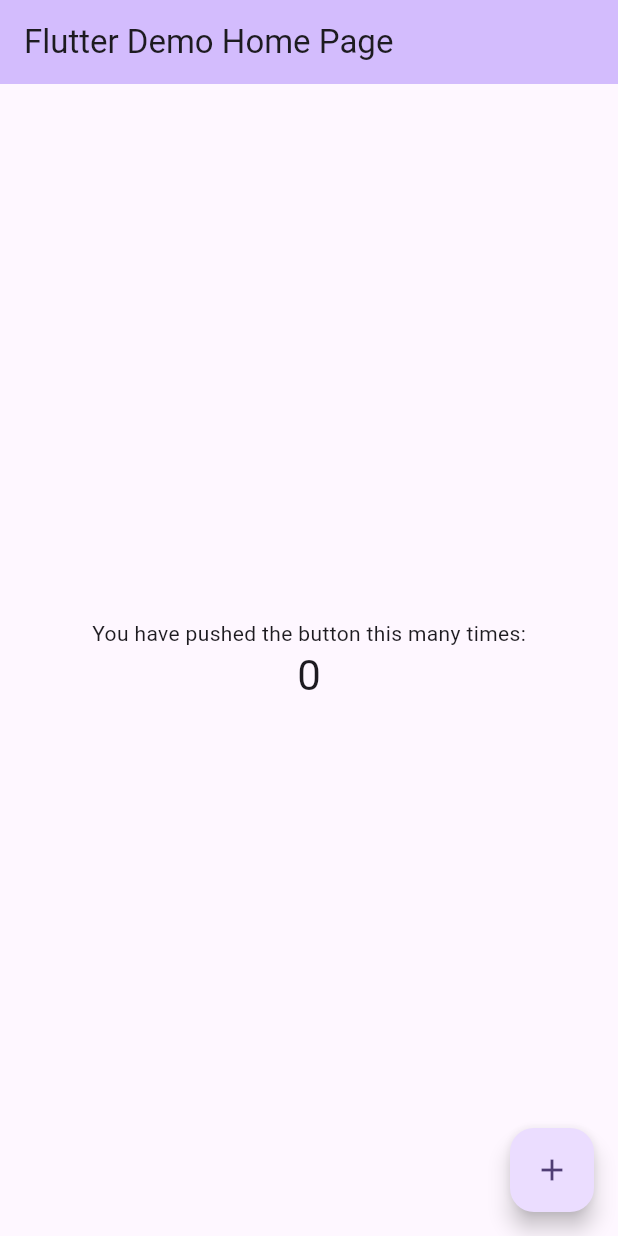
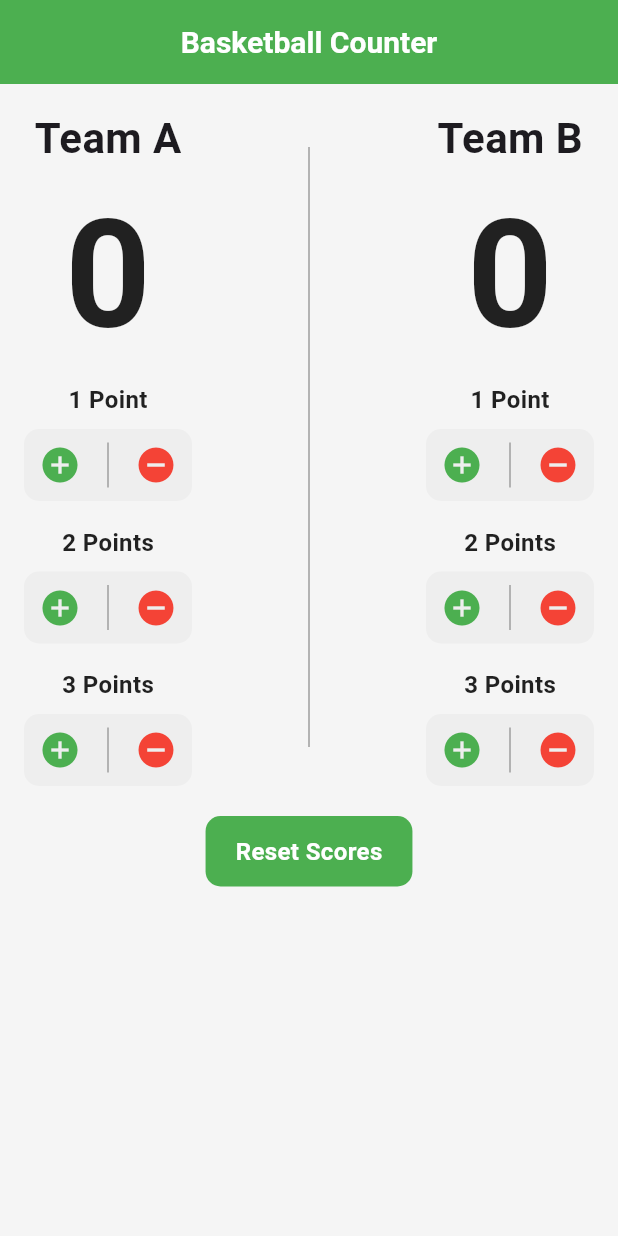
Before and after one commit to Korya25/basketball_counter_app, a Flutter app: the screen it shows after launch, on a phone screen of 412 x 824 dp. Run offline on Flutter 3.47's test engine with Material 3 defaults, Android fonts, the phone set to English and light mode, and no system bars.

Commit message:
add TeamS Sections and buttons

```diff
--- a/lib/main.dart
+++ b/lib/main.dart
@@ -1,125 +1,22 @@
+import 'package:basketball_counter_app/screens/counter_screen.dart';
 import 'package:flutter/material.dart';
 
 void main() {
-  runApp(const MyApp());
+  runApp(const BasketballCounterApp());
 }
 
-class MyApp extends StatelessWidget {
-  const MyApp({super.key});
+class BasketballCounterApp extends StatelessWidget {
+  const BasketballCounterApp({super.key});
 
-  // This widget is the root of your application.
   @override
   Widget build(BuildContext context) {
     return MaterialApp(
-      title: 'Flutter Demo',
+      debugShowCheckedModeBanner: false,
+      title: 'Basketball Counter',
       theme: ThemeData(
-        // This is the theme of your application.
-        //
-        // TRY THIS: Try running your application with "flutter run". You'll see
-        // the application has a purple toolbar. Then, without quitting the app,
-        // try changing the seedColor in the colorScheme below to Colors.green
-        // and then invoke "hot reload" (save your changes or press the "hot
-        // reload" button in a Flutter-supported IDE, or press "r" if you used
-        // the command line to start the app).
-        //
-        // Notice that the counter didn't reset back to zero; the application
-        // state is not lost during the reload. To reset the state, use hot
-        // restart instead.
-        //
-        // This works for code too, not just values: Most code changes can be
-        // tested with just a hot reload.
-        colorScheme: ColorScheme.fromSeed(seedColor: Colors.deepPurple),
-        useMaterial3: true,
+        primarySwatch: Colors.orange,
       ),
-      home: const MyHomePage(title: 'Flutter Demo Home Page'),
+      home: const CounterScreen(),
     );
   }
 }
-
-class MyHomePage extends StatefulWidget {
-  const MyHomePage({super.key, required this.title});
-
-  // This widget is the home page of your application. It is stateful, meaning
-  // that it has a State object (defined below) that contains fields that affect
-  // how it looks.
-
-  // This class is the configuration for the state. It holds the values (in this
-  // case the title) provided by the parent (in this case the App widget) and
-  // used by the build method of the State. Fields in a Widget subclass are
-  // always marked "final".
-
-  final String title;
-
-  @override
-  State<MyHomePage> createState() => _MyHomePageState();
-}
-
-class _MyHomePageState extends State<MyHomePage> {
-  int _counter = 0;
-
-  void _incrementCounter() {
-    setState(() {
-      // This call to setState tells the Flutter framework that something has
-      // changed in this State, which causes it to rerun the build method below
-      // so that the display can reflect the updated values. If we changed
-      // _counter without calling setState(), then the build method would not be
-      // called again, and so nothing would appear to happen.
-      _counter++;
-    });
-  }
-
-  @override
-  Widget build(BuildContext context) {
-    // This method is rerun every time setState is called, for instance as done
-    // by the _incrementCounter method above.
-    //
-    // The Flutter framework has been optimized to make rerunning build methods
-    // fast, so that you can just rebuild anything that needs updating rather
-    // than having to individually change instances of widgets.
-    return Scaffold(
-      appBar: AppBar(
-        // TRY THIS: Try changing the color here to a specific color (to
-        // Colors.amber, perhaps?) and trigger a hot reload to see the AppBar
-        // change color while the other colors stay the same.
-        backgroundColor: Theme.of(context).colorScheme.inversePrimary,
-        // Here we take the value from the MyHomePage object that was created by
-        // the App.build method, and use it to set our appbar title.
-        title: Text(widget.title),
-      ),
-      body: Center(
-        // Center is a layout widget. It takes a single child and positions it
-        // in the middle of the parent.
-        child: Column(
-          // Column is also a layout widget. It takes a list of children and
-          // arranges them vertically. By default, it sizes itself to fit its
-          // children horizontally, and tries to be as tall as its parent.
-          //
-          // Column has various properties to control how it sizes itself and
-          // how it positions its children. Here we use mainAxisAlignment to
-          // center the children vertically; the main axis here is the vertical
-          // axis because Columns are vertical (the cross axis would be
-          // horizontal).
-          //
-          // TRY THIS: Invoke "debug painting" (choose the "Toggle Debug Paint"
-          // action in the IDE, or press "p" in the console), to see the
-          // wireframe for each widget.
-          mainAxisAlignment: MainAxisAlignment.center,
-          children: <Widget>[
-            const Text(
-              'You have pushed the button this many times:',
-            ),
-            Text(
-              '$_counter',
-              style: Theme.of(context).textTheme.headlineMedium,
-            ),
-          ],
-        ),
-      ),
-      floatingActionButton: FloatingActionButton(
-        onPressed: _incrementCounter,
-        tooltip: 'Increment',
-        child: const Icon(Icons.add),
-      ), // This trailing comma makes auto-formatting nicer for build methods.
-    );
-  }
-}
--- /dev/null
+++ b/lib/screens/counter_screen.dart
@@ -0,0 +1,268 @@
+import 'package:flutter/material.dart';
+
+class CounterScreen extends StatefulWidget {
+  const CounterScreen({super.key});
+
+  @override
+  State<CounterScreen> createState() => _CounterScreenState();
+}
+
+class _CounterScreenState extends State<CounterScreen> {
+  // Define a consistent color scheme
+  static const Color primaryColor = Color(0xFF4CAF50); // Green
+  static const Color backgroundColor = Color(0xFFF5F5F5);
+  static const Color dialogBackgroundColor =
+      Color(0xFF263238); // Dark grey-blue
+  static const Color textColor = Colors.white;
+  static const Color scoreTextColor = Colors.black87;
+  static const Color buttonTextColor = Colors.white;
+  static const Color dividerColor = Colors.grey;
+  static const Color addIconColor = Colors.green;
+  static const Color removeIconColor = Colors.red;
+
+  // Variables to store scores for each team
+  int teamAScore = 0;
+  int teamBScore = 0;
+
+  // Increment or decrement the score of the specified team
+  void updateScore(String team, int points) {
+    setState(() {
+      if (team == 'A') {
+        teamAScore = (teamAScore + points).clamp(0, double.infinity).toInt();
+      } else {
+        teamBScore = (teamBScore + points).clamp(0, double.infinity).toInt();
+      }
+    });
+  }
+
+  // Reset scores for both teams
+  void resetScores() {
+    if (teamAScore != 0 || teamBScore != 0) {
+      showDialog(
+        context: context,
+        builder: (context) => AlertDialog(
+          backgroundColor: dialogBackgroundColor,
+          content: const Text(
+            "Are you sure you want to reset the scores?",
+            textAlign: TextAlign.center,
+            style: TextStyle(
+              color: textColor,
+              fontWeight: FontWeight.w400,
+              fontSize: 18,
+            ),
+          ),
+          actions: [
+            TextButton(
+              onPressed: () => Navigator.pop(context), // Close dialog
+              child: const Text(
+                "Cancel",
+                style: TextStyle(color: Colors.blue),
+              ),
+            ),
+            TextButton(
+              onPressed: () {
+                setState(() {
+                  teamAScore = 0;
+                  teamBScore = 0;
+                });
+                Navigator.pop(context); // Reset and close dialog
+              },
+              child: const Text(
+                "Reset",
+                style: TextStyle(color: Colors.blue),
+              ),
+            ),
+          ],
+        ),
+      );
+    } else {
+      showDialog(
+        context: context,
+        builder: (context) => AlertDialog(
+          backgroundColor: dialogBackgroundColor,
+          content: const Text(
+            "No points to remove",
+            textAlign: TextAlign.center,
+            style: TextStyle(
+              color: textColor,
+              fontWeight: FontWeight.w400,
+              fontSize: 18,
+            ),
+          ),
+          actions: [
+            TextButton(
+              onPressed: () {
+                Navigator.pop(context);
+              },
+              child: const Text(
+                "OK",
+                style: TextStyle(color: Colors.blue, fontSize: 18),
+              ),
+            ),
+          ],
+        ),
+      );
+    }
+  }
+
+  @override
+  Widget build(BuildContext context) {
+    return Scaffold(
+      backgroundColor: backgroundColor,
+      appBar: AppBar(
+        backgroundColor: primaryColor,
+        title: const Text(
+          'Basketball Counter',
+          style: TextStyle(
+            color: textColor,
+            fontSize: 20,
+            fontWeight: FontWeight.bold,
+          ),
+        ),
+        centerTitle: true,
+      ),
+      body: SafeArea(
+        child: Padding(
+          padding: const EdgeInsets.all(16),
+          child: Column(
+            children: [
+              // Row to display scores for both teams
+              Row(
+                mainAxisAlignment: MainAxisAlignment.spaceBetween,
+                children: [
+                  buildTeamSection('Team A', teamAScore, 'A'),
+                  buildVerticalDivider(height: 400),
+                  buildTeamSection('Team B', teamBScore, 'B'),
+                ],
+              ),
+              const SizedBox(height: 20),
+
+              // Button to reset scores
+              buildResetButton(),
+            ],
+          ),
+        ),
+      ),
+    );
+  }
+
+  /// Builds the section for a team's score and controls
+  Widget buildTeamSection(String teamName, int score, String team) {
+    return Column(
+      children: [
+        // Team name
+        Text(
+          teamName,
+          style: const TextStyle(fontSize: 28, fontWeight: FontWeight.bold),
+        ),
+
+        // Team score
+        Text(
+          '$score',
+          style: TextStyle(
+              fontSize: 100,
+              fontWeight: FontWeight.bold,
+              color: scoreTextColor),
+        ),
+
+        // Buttons to add or remove points
+        Column(
+          children: [
+            buildPointControl('1 Point', team, 1),
+            const SizedBox(height: 16),
+            buildPointControl('2 Points', team, 2),
+            const SizedBox(height: 16),
+            buildPointControl('3 Points', team, 3),
+          ],
+        ),
+      ],
+    );
+  }
+
+  /// Builds a control to add or remove a specific number of points
+  Widget buildPointControl(String title, String team, int points) {
+    return Column(
+      children: [
+        // Point title
+        Text(
+          title,
+          style: TextStyle(
+            fontSize: 16,
+            fontWeight: FontWeight.bold,
+            color: scoreTextColor,
+          ),
+        ),
+        const SizedBox(height: 8),
+
+        // Row containing add and remove buttons
+        Container(
+          decoration: BoxDecoration(
+            color: const Color(0xFFEEEEEE),
+            borderRadius: BorderRadius.circular(10),
+          ),
+          child: Row(
+            mainAxisSize: MainAxisSize.min,
+            children: [
+              // Add Icon
+              IconButton(
+                onPressed: () => updateScore(team, points),
+                icon: Icon(
+                  Icons.add_circle,
+                  color: addIconColor,
+                  size: 28,
+                ),
+              ),
+
+              // VerticalDivider
+              buildVerticalDivider(height: 30, color: dividerColor),
+
+              // Remove Icon
+              IconButton(
+                onPressed: () => updateScore(team, -points),
+                icon: Icon(
+                  Icons.remove_circle,
+                  color: removeIconColor,
+                  size: 28,
+                ),
+              ),
+            ],
+          ),
+        ),
+      ],
+    );
+  }
+
+  /// Builds a vertical divider
+  Widget buildVerticalDivider(
+      {required double height, Color color = dividerColor}) {
+    return SizedBox(
+      height: height,
+      child: VerticalDivider(
+        thickness: 1,
+        color: color,
+      ),
+    );
+  }
+
+  /// Builds the reset button to reset scores
+  Widget buildResetButton() {
+    return GestureDetector(
+      onTap: resetScores,
+      child: Container(
+        padding: const EdgeInsets.symmetric(horizontal: 20, vertical: 12),
+        decoration: BoxDecoration(
+          color: primaryColor,
+          borderRadius: BorderRadius.circular(10),
+        ),
+        child: Text(
+          "Reset Scores",
+          style: TextStyle(
+            color: buttonTextColor,
+            fontWeight: FontWeight.bold,
+            fontSize: 16,
+          ),
+        ),
+      ),
+    );
+  }
+}
```
